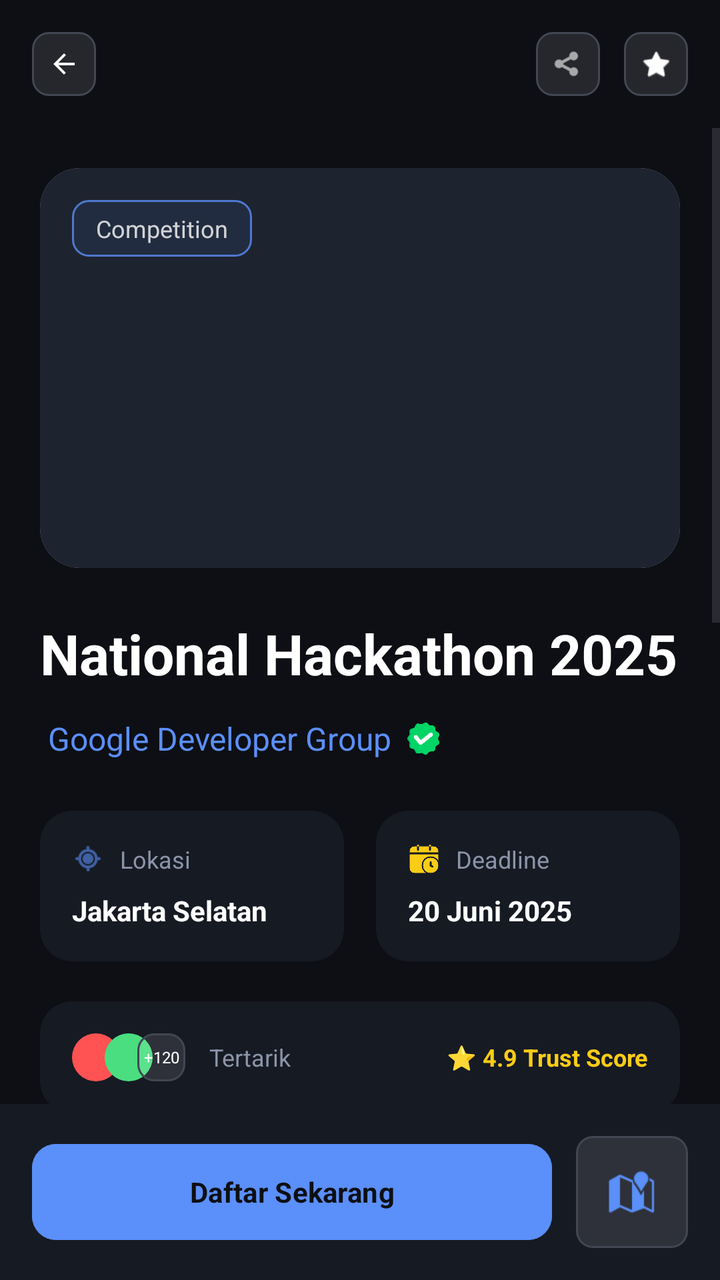
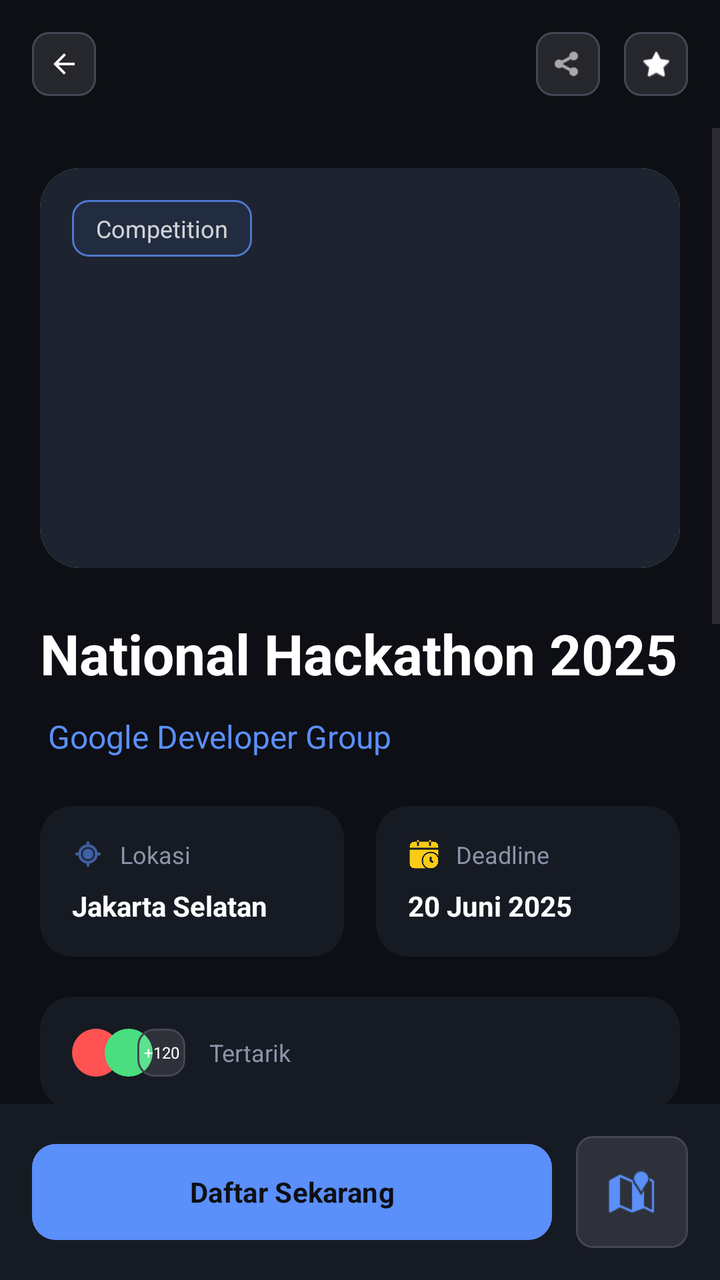

Before-and-after screenshots of an Android layout around one commit, followed by the original layout XML and the change that was made.
<!-- AndroidManifest.xml: application theme Theme.Joko -->
<!-- res/layout/activity_event_detail.xml -->
<?xml version="1.0" encoding="utf-8"?>
<androidx.constraintlayout.widget.ConstraintLayout xmlns:android="http://schemas.android.com/apk/res/android"
    xmlns:app="http://schemas.android.com/apk/res-auto"
    xmlns:tools="http://schemas.android.com/tools"
    android:id="@+id/detailRoot"
    android:layout_width="match_parent"
    android:layout_height="match_parent"
    android:background="@color/bg_base">

    
    <RelativeLayout
        android:id="@+id/toolbar"
        android:layout_width="match_parent"
        android:layout_height="wrap_content"
        android:padding="16dp"
        app:layout_constraintTop_toTopOf="parent">

        <ImageView
            android:id="@+id/btnBack"
            android:layout_width="32dp"
            android:layout_height="32dp"
            android:background="@drawable/bg_input_field"
            android:padding="8dp"
            android:src="@drawable/abc_ic_ab_back_material"
            app:tint="@color/white" />

        <LinearLayout
            android:layout_width="wrap_content"
            android:layout_height="wrap_content"
            android:layout_alignParentEnd="true"
            android:orientation="horizontal">

            <ImageView
                android:id="@+id/btnShare"
                android:layout_width="32dp"
                android:layout_height="32dp"
                android:layout_marginEnd="12dp"
                android:background="@drawable/bg_input_field"
                android:padding="8dp"
                android:src="@android:drawable/ic_menu_share"
                app:tint="@color/white" />

            <ImageView
                android:id="@+id/btnBookmark"
                android:layout_width="32dp"
                android:layout_height="32dp"
                android:background="@drawable/bg_input_field"
                android:padding="8dp"
                android:src="@android:drawable/btn_star_big_off"
                app:tint="@color/white" />
        </LinearLayout>
    </RelativeLayout>

    <ScrollView
        android:layout_width="match_parent"
        android:layout_height="0dp"
        android:clipToPadding="false"
        app:layout_constraintBottom_toTopOf="@id/bottomBar"
        app:layout_constraintTop_toBottomOf="@id/toolbar">

        <LinearLayout
            android:layout_width="match_parent"
            android:layout_height="wrap_content"
            android:orientation="vertical"
            android:padding="20dp">

            
            <androidx.cardview.widget.CardView
                android:layout_width="match_parent"
                android:layout_height="200dp"
                app:cardCornerRadius="20dp"
                app:cardElevation="0dp">

                <RelativeLayout
                    android:layout_width="match_parent"
                    android:layout_height="match_parent">

                    <ImageView
                        android:id="@+id/ivEventThumbnail"
                        android:layout_width="match_parent"
                        android:layout_height="match_parent"
                        android:background="@color/bg_elevated"
                        android:scaleType="centerCrop" />

                    <TextView
                        android:id="@+id/tvEventCategory"
                        android:layout_width="wrap_content"
                        android:layout_height="wrap_content"
                        android:layout_margin="16dp"
                        android:background="@drawable/bg_input_field"
                        android:backgroundTint="#5B8FF9"
                        android:paddingHorizontal="12dp"
                        android:paddingVertical="6dp"
                        android:text="Competition"
                        android:textColor="@color/white"
                        android:textSize="12sp"
                        android:alpha="0.8" />
                </RelativeLayout>
            </androidx.cardview.widget.CardView>

            
            <TextView
                android:id="@+id/tvEventTitle"
                android:layout_width="match_parent"
                android:layout_height="wrap_content"
                android:layout_marginTop="24dp"
                android:text="National Hackathon 2025"
                android:textColor="@color/white"
                android:textSize="28sp"
                android:textStyle="bold" />

            
            <LinearLayout
                android:layout_width="match_parent"
                android:layout_height="wrap_content"
                android:layout_marginTop="12dp"
                android:gravity="center_vertical"
                android:orientation="horizontal">

                <TextView
                    android:id="@+id/tvOrganizerName"
                    android:layout_width="wrap_content"
                    android:layout_height="wrap_content"
                    android:layout_marginStart="4dp"
                    android:text="Google Developer Group"
                    android:textColor="@color/primary"
                    android:textSize="16sp" />

                <ImageView
                    android:id="@+id/icVerifiedOrganizer"
                    android:layout_width="24dp"
                    android:layout_height="24dp"
                    android:layout_gravity="center_vertical"
                    android:layout_marginStart="4dp"
                    android:src="@drawable/ic_verified"
                    />
            </LinearLayout>

            
            <LinearLayout
                android:layout_width="match_parent"
                android:layout_height="wrap_content"
                android:layout_marginTop="24dp"
                android:orientation="horizontal">

                
                <androidx.cardview.widget.CardView
                    android:layout_width="0dp"
                    android:layout_height="wrap_content"
                    android:layout_marginEnd="8dp"
                    android:layout_weight="1"
                    app:cardBackgroundColor="@color/bg_surface"
                    app:cardCornerRadius="16dp"
                    app:cardElevation="0dp">

                    <LinearLayout
                        android:layout_width="match_parent"
                        android:layout_height="wrap_content"
                        android:orientation="vertical"
                        android:padding="16dp">

                        <LinearLayout
                            android:layout_width="wrap_content"
                            android:layout_height="wrap_content"
                            android:gravity="center_vertical">
                            <ImageView
                                android:layout_width="16dp"
                                android:layout_height="16dp"
                                android:src="@android:drawable/ic_menu_mylocation"
                                app:tint="@color/primary" />
                            <TextView
                                android:layout_width="wrap_content"
                                android:layout_height="wrap_content"
                                android:layout_marginStart="8dp"
                                android:text="Lokasi"
                                android:textColor="@color/text_secondary"
                                android:textSize="12sp" />
                        </LinearLayout>

                        <TextView
                            android:id="@+id/tvEventLocation"
                            android:layout_width="wrap_content"
                            android:layout_height="wrap_content"
                            android:layout_marginTop="8dp"
                            android:text="Jakarta Selatan"
                            android:textColor="@color/white"
                            android:textStyle="bold" />
                    </LinearLayout>
                </androidx.cardview.widget.CardView>

                
                <androidx.cardview.widget.CardView
                    android:layout_width="0dp"
                    android:layout_height="wrap_content"
                    android:layout_marginStart="8dp"
                    android:layout_weight="1"
                    app:cardBackgroundColor="@color/bg_surface"
                    app:cardCornerRadius="16dp"
                    app:cardElevation="0dp">

                    <LinearLayout
                        android:layout_width="match_parent"
                        android:layout_height="wrap_content"
                        android:orientation="vertical"
                        android:padding="16dp">

                        <LinearLayout
                            android:layout_width="wrap_content"
                            android:layout_height="wrap_content"
                            android:gravity="center_vertical">
                            <ImageView
                                android:layout_width="16dp"
                                android:layout_height="16dp"
                                android:src="@drawable/ic_deadline"
                                app:tint="#FACC15" />
                            <TextView
                                android:layout_width="wrap_content"
                                android:layout_height="wrap_content"
                                android:layout_marginStart="8dp"
                                android:text="Deadline"
                                android:textColor="@color/text_secondary"
                                android:textSize="12sp" />
                        </LinearLayout>

                        <TextView
                            android:id="@+id/tvEventDeadline"
                            android:layout_width="wrap_content"
                            android:layout_height="wrap_content"
                            android:layout_marginTop="8dp"
                            android:text="20 Juni 2025"
                            android:textColor="@color/white"
                            android:textStyle="bold" />
                    </LinearLayout>
                </androidx.cardview.widget.CardView>
            </LinearLayout>

            
            <androidx.cardview.widget.CardView
                android:layout_width="match_parent"
                android:layout_height="wrap_content"
                android:layout_marginTop="20dp"
                app:cardBackgroundColor="@color/bg_surface"
                app:cardCornerRadius="16dp"
                app:cardElevation="0dp">

                <RelativeLayout
                    android:layout_width="match_parent"
                    android:layout_height="wrap_content"
                    android:padding="16dp">

                    <LinearLayout
                        android:id="@+id/userAvatars"
                        android:layout_width="wrap_content"
                        android:layout_height="wrap_content"
                        android:orientation="horizontal">
                        
                        <com.google.android.material.imageview.ShapeableImageView
                            android:layout_width="24dp"
                            android:layout_height="24dp"
                            android:background="#FF5252"
                            app:shapeAppearanceOverlay="@style/CircleImage" />
                        <com.google.android.material.imageview.ShapeableImageView
                            android:layout_width="24dp"
                            android:layout_height="24dp"
                            android:layout_marginStart="-8dp"
                            android:background="#4ADE80"
                            app:shapeAppearanceOverlay="@style/CircleImage" />
                        <TextView
                            android:id="@+id/tvRegisteredCount"
                            android:layout_width="24dp"
                            android:layout_height="24dp"
                            android:layout_marginStart="-8dp"
                            android:background="@drawable/bg_input_field"
                            android:gravity="center"
                            android:text="+120"
                            android:textColor="@color/white"
                            android:textSize="8sp" />
                    </LinearLayout>

                    <TextView
                        android:layout_width="wrap_content"
                        android:layout_height="wrap_content"
                        android:layout_centerVertical="true"
                        android:layout_marginStart="12dp"
                        android:layout_toEndOf="@id/userAvatars"
                        android:text="Tertarik"
                        android:textColor="@color/text_secondary"
                        android:textSize="12sp" />

                    <TextView
                        android:id="@+id/tvEventTrustScore"
                        android:layout_width="wrap_content"
                        android:layout_height="wrap_content"
                        android:layout_alignParentEnd="true"
                        android:layout_centerVertical="true"
                        android:text="⭐ 4.9 Trust Score"
                        android:textColor="#FACC15"
                        android:textSize="12sp"
                        android:textStyle="bold" />
                </RelativeLayout>
            </androidx.cardview.widget.CardView>

            
            <TextView
                android:id="@+id/tvEventDescTitle"
                android:layout_width="wrap_content"
                android:layout_height="wrap_content"
                android:layout_marginTop="32dp"
                android:text="Deskripsi Event"
                android:textColor="@color/white"
                android:textSize="18sp"
                android:textStyle="bold" />

            <TextView
                android:id="@+id/tvEventDescription"
                android:layout_width="match_parent"
                android:layout_height="wrap_content"
                android:layout_marginTop="16dp"
                android:alpha="0.7"
                android:lineSpacingExtra="4dp"
                android:text="Bergabunglah dalam kompetisi coding paling bergengsi tahun ini! National Hackathon 2025 mengundang para inovator, developer, dan desainer untuk membangun solusi teknologi masa depan dalam waktu 48 jam.\n\nTahun ini kami fokus pada tema AI for Sustainable Living. Peserta akan mendapatkan akses ke berbagai workshop eksklusif, mentoring dari engineer kelas dunia, dan kesempatan untuk memenangkan total hadiah senilai Rp100.000.000."
                android:textColor="@color/white"
                android:textSize="14sp" />

            
            <androidx.cardview.widget.CardView
                android:layout_width="match_parent"
                android:layout_height="wrap_content"
                android:layout_marginTop="24dp"
                app:cardBackgroundColor="@color/bg_surface"
                app:cardCornerRadius="16dp"
                app:cardElevation="0dp">

                <LinearLayout
                    android:layout_width="match_parent"
                    android:layout_height="wrap_content"
                    android:orientation="vertical"
                    android:padding="20dp">

                    <TextView
                        android:id="@+id/tvEventReqTitle"
                        android:layout_width="wrap_content"
                        android:layout_height="wrap_content"
                        android:text="Persyaratan Utama:"
                        android:textColor="@color/white"
                        android:textSize="14sp"
                        android:textStyle="bold" />

                    <LinearLayout
                        android:id="@+id/layoutRequirements"
                        android:layout_width="match_parent"
                        android:layout_height="wrap_content"
                        android:layout_marginTop="12dp"
                        android:orientation="vertical">
                        
                    </LinearLayout>
                </LinearLayout>
            </androidx.cardview.widget.CardView>

            
            <TextView
                android:id="@+id/tvEventTagTitle"
                android:layout_width="wrap_content"
                android:layout_height="wrap_content"
                android:layout_marginTop="32dp"
                android:text="TAGS"
                android:textColor="@color/text_secondary"
                android:textSize="12sp"
                android:textStyle="bold" />

            <com.google.android.material.chip.ChipGroup
                android:id="@+id/cgEventTags"
                android:layout_width="match_parent"
                android:layout_height="wrap_content"
                android:layout_marginTop="12dp"
                app:chipSpacingHorizontal="8dp">

                
            </com.google.android.material.chip.ChipGroup>

        </LinearLayout>
    </ScrollView>

    
    <LinearLayout
        android:id="@+id/bottomBar"
        android:layout_width="match_parent"
        android:layout_height="wrap_content"
        android:background="@color/bg_surface"
        android:orientation="horizontal"
        android:padding="16dp"
        app:layout_constraintBottom_toBottomOf="parent">

        <Button
            android:id="@+id/btnDaftarSekarang"
            android:layout_width="0dp"
            android:layout_height="56dp"
            android:layout_marginEnd="12dp"
            android:layout_weight="1"
            android:backgroundTint="@color/primary"
            android:text="Daftar Sekarang"
            android:textAllCaps="false"
            android:textColor="@color/bg_base"
            android:textStyle="bold"
            app:cornerRadius="12dp"
            app:iconGravity="textStart"
            app:iconTint="@color/bg_base" />

        <ImageView
            android:id="@+id/btnMap"
            android:layout_width="56dp"
            android:layout_height="56dp"
            android:background="@drawable/bg_input_field"
            android:padding="16dp"
            android:src="@android:drawable/ic_dialog_map"
            app:tint="@color/primary" />
    </LinearLayout>

</androidx.constraintlayout.widget.ConstraintLayout>
<!-- resources referenced by this layout -->
<resources>
  <color name="bg_base">#0D0F14</color>
  <color name="bg_elevated">#1E2330</color>
  <color name="bg_surface">#161A23</color>
  <color name="primary">#5B8FF9</color>
  <color name="text_secondary">#8B95A9</color>
  <color name="white">#FFFFFFFF</color>
  <!-- drawable bg_input_field (drawable) -->
  <?xml version="1.0" encoding="utf-8"?>
  <shape xmlns:android="http://schemas.android.com/apk/res/android">
      <solid android:color="#1AFFFFFF" />
      <corners android:radius="8dp" />
      <stroke android:width="1dp" android:color="@color/outline_variant" />
  </shape>
  <!-- drawable ic_deadline: png bitmap (drawable, 11987 bytes) -->
  <!-- drawable ic_verified: png bitmap (drawable, 16133 bytes) -->
  <style name="CircleImage">
          <item name="cornerSize">50%</item>
      </style>
  <style name="Theme.Joko" parent="Base.Theme.Joko" />
  <color name="outline_variant">#424753</color>
  <style name="Base.Theme.Joko" parent="Theme.Material3.DayNight.NoActionBar">
          <item name="colorPrimary">@color/primary</item>
          <item name="android:statusBarColor">@color/bg_base</item>
          <item name="android:windowBackground">@color/bg_base</item>
  
          
          <item name="fontFamily">@font/font_body</item>
  
          <item name="textAppearanceHeadlineLarge">@style/TextAppearance.App.HeadlineLarge</item>
          <item name="textAppearanceHeadlineMedium">@style/TextAppearance.App.HeadlineMedium</item>
          <item name="textAppearanceHeadlineSmall">@style/TextAppearance.App.HeadlineSmall</item>
          <item name="textAppearanceTitleLarge">@style/TextAppearance.App.TitleLarge</item>
      </style>
  <style name="TextAppearance.App.HeadlineLarge" parent="TextAppearance.Material3.HeadlineLarge">
          <item name="fontFamily">@font/font_headlines</item>
          <item name="android:fontFamily">@font/font_headlines</item>
      </style>
  <style name="TextAppearance.App.HeadlineMedium" parent="TextAppearance.Material3.HeadlineMedium">
          <item name="fontFamily">@font/font_headlines</item>
          <item name="android:fontFamily">@font/font_headlines</item>
      </style>
  <style name="TextAppearance.App.HeadlineSmall" parent="TextAppearance.Material3.HeadlineSmall">
          <item name="fontFamily">@font/font_headlines</item>
          <item name="android:fontFamily">@font/font_headlines</item>
      </style>
  <style name="TextAppearance.App.TitleLarge" parent="TextAppearance.Material3.TitleLarge">
          <item name="fontFamily">@font/font_headlines</item>
          <item name="android:fontFamily">@font/font_headlines</item>
          <item name="android:textStyle">bold</item>
      </style>
</resources>

<!-- the commit's change to res/layout/activity_event_detail.xml (unified diff, before → after) -->
@@ -133,7 +133,8 @@
                     android:layout_gravity="center_vertical"
                     android:layout_marginStart="4dp"
                     android:src="@drawable/ic_verified"
-                    />
+                    android:visibility="gone"
+                    tools:visibility="visible" />
             </LinearLayout>
 
             
@@ -293,10 +294,12 @@
                         android:layout_height="wrap_content"
                         android:layout_alignParentEnd="true"
                         android:layout_centerVertical="true"
-                        android:text="⭐ 4.9 Trust Score"
+                        android:text="⭐ 0.0 Trust Score"
                         android:textColor="#FACC15"
                         android:textSize="12sp"
-                        android:textStyle="bold" />
+                        android:textStyle="bold"
+                        android:visibility="gone"
+                        tools:visibility="visible" />
                 </RelativeLayout>
             </androidx.cardview.widget.CardView>
 
